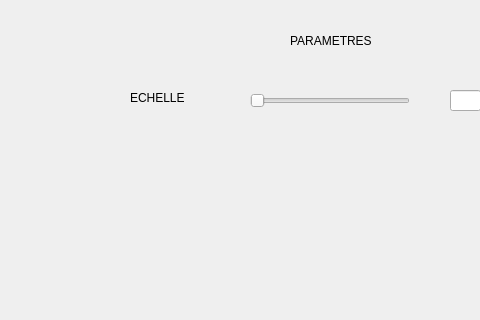
The window that projet_cpp_isen/mainwindow.ui (GuillaumeFeltrin/ProjetCalculCPP) describes before a commit, drawn with Qt 5; both pictures show x 0 to 480 and y 0 to 320 of the 713 by 758 pixel window.
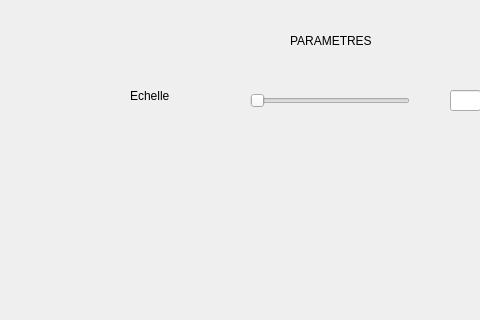
The same window after the commit.

What changed in the file:
```diff
--- a/projet_cpp_isen/mainwindow.ui
+++ b/projet_cpp_isen/mainwindow.ui
@@ -65,13 +65,13 @@
     <property name="geometry">
      <rect>
       <x>130</x>
-      <y>90</y>
-      <width>55</width>
-      <height>16</height>
+      <y>86</y>
+      <width>61</width>
+      <height>20</height>
      </rect>
     </property>
     <property name="text">
-     <string>ECHELLE</string>
+     <string>Echelle</string>
     </property>
    </widget>
    <widget class="QLabel" name="parametres">
```
